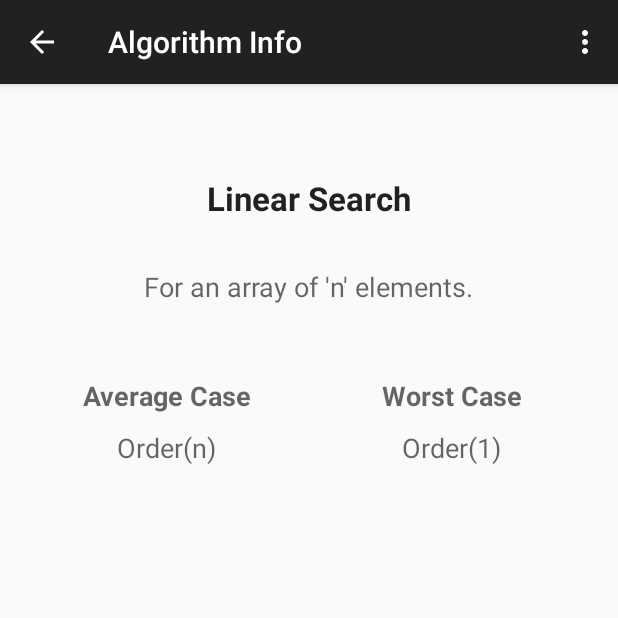
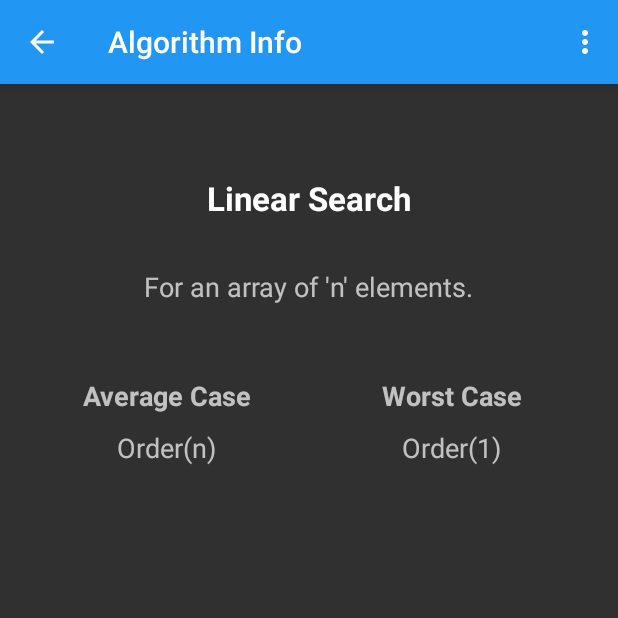
Before and after one commit to ckhurana/AlgoPlexity, an Android app: the screen it shows after launch (AlgorithmActivity), after a tap on "Linear Search", on a phone screen of 412 x 824 dp, the top half of it. Run offline under Robolectric (Android 15) with nearby library versions, the phone set to English and light mode, and no system bars.

Commit message:
Design updated with Material Guidelines

```diff
--- a/app/build.gradle
+++ b/app/build.gradle
@@ -6,7 +6,7 @@ android {
 
     defaultConfig {
         applicationId "in.kicka55studios.algoplexity"
-        minSdkVersion 15
+        minSdkVersion 21
         targetSdkVersion 22
         versionCode 1
         versionName "1.0"
--- a/app/src/main/AndroidManifest.xml
+++ b/app/src/main/AndroidManifest.xml
@@ -19,8 +19,7 @@
         <activity
             android:name=".AlgorithmActivity"
             android:label="@string/title_activity_algorithm"
-            android:parentActivityName="in.kicka55studios.algoplexity.MainActivity"
-            android:theme="@style/LightUI">
+            android:parentActivityName="in.kicka55studios.algoplexity.MainActivity">
             <!-- Parent activity meta-data to support 4.0 and lower -->
             <meta-data
                 android:name="android.support.PARENT_ACTIVITY"
--- a/app/src/main/java/in/kicka55studios/algoplexity/MainActivity.java
+++ b/app/src/main/java/in/kicka55studios/algoplexity/MainActivity.java
@@ -1,18 +1,17 @@
 package in.kicka55studios.algoplexity;
 
-import android.app.Activity;
 import android.content.Intent;
 import android.os.Bundle;
+import android.support.v7.app.AppCompatActivity;
 import android.view.View;
 import android.widget.AdapterView;
 import android.widget.ArrayAdapter;
 import android.widget.ListAdapter;
 import android.widget.ListView;
-import android.widget.Toast;
 
 import java.util.ArrayList;
 
-public class MainActivity extends Activity {
+public class MainActivity extends AppCompatActivity {
 
     AlgoDBHandler dbHandler;
     public final static String EXTRA_MESSAGE = "in.kicka55studios.algoplexity.MESSAGE";
--- a/app/src/main/res/menu/menu_algorithm.xml
+++ b/app/src/main/res/menu/menu_algorithm.xml
@@ -7,16 +7,4 @@
         android:orderInCategory="100"
         android:title="@string/action_settings"
         app:showAsAction="never" />
-    <group android:checkableBehavior="single">
-        <item
-            android:id="@+id/dark"
-            android:orderInCategory="1"
-            android:title="Dark UI"
-            app:showAsAction="never" />
-        <item
-            android:id="@+id/light"
-            android:orderInCategory="2"
-            android:title="Light UI"
-            app:showAsAction="never" />
-    </group>
 </menu>
--- /dev/null
+++ b/app/src/main/res/values/colors.xml
@@ -0,0 +1,6 @@
+<?xml version="1.0" encoding="utf-8"?>
+<resources>
+    <color name="primary">#2196F3</color>
+    <color name="primaryDark">#1976D2</color>
+    <color name="accent">#E91E63</color>
+</resources>
--- a/app/src/main/res/values/styles.xml
+++ b/app/src/main/res/values/styles.xml
@@ -3,12 +3,9 @@
     <!-- Base application theme. -->
     <style name="AppTheme" parent="Theme.AppCompat">
         <!-- Customize your theme here. -->
-    </style>
-
-    <style name="LightUI" parent="Theme.AppCompat.Light.DarkActionBar"></style>
-
-    <style name="DarkUI" parent="Theme.AppCompat">
-
+        <item name="colorPrimary">@color/primary</item>
+        <item name="colorPrimaryDark">@color/primaryDark</item>
+        <item name="colorAccent">@color/accent</item>
     </style>
 
 </resources>
```
Also changed, not shown: app/src/main/java/in/kicka55studios/algoplexity/AlgorithmActivity.java (+0 -17 lines), app/src/main/res/layout/activity_main.xml (+1 -10 lines).
